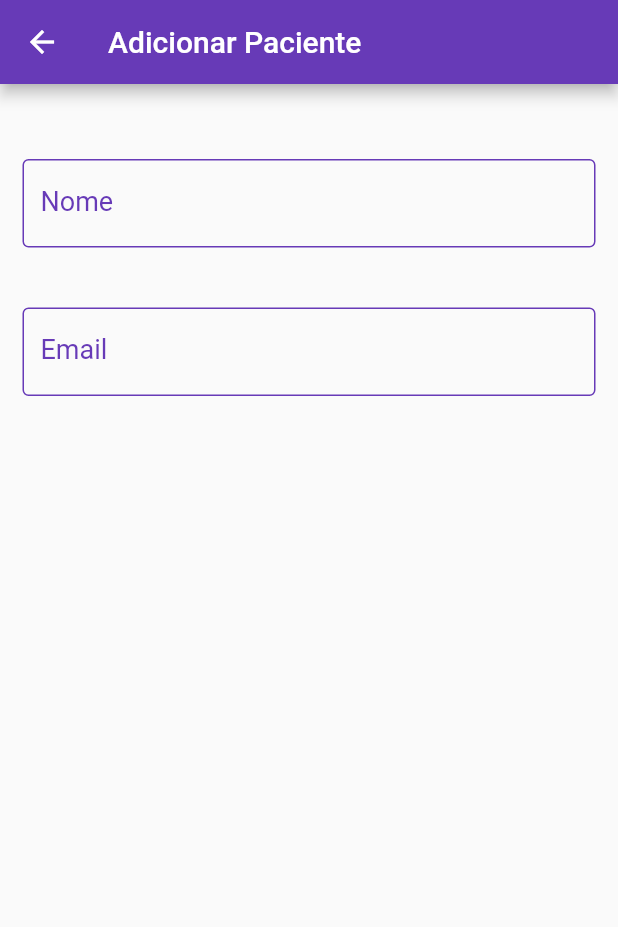
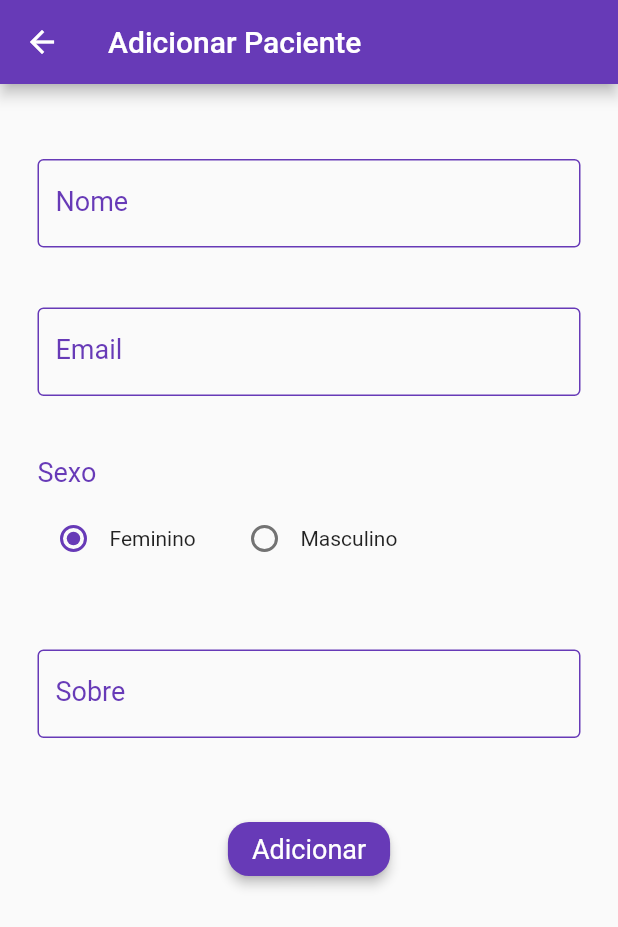
Before and after one commit to edmararocha/app_listagem, a Flutter app: the AddPage screen opened by its route, on a phone screen of 412 x 824 dp. Shown: the top 927 px of the screen. Run offline on Flutter 3.47's test engine with Material 2 defaults, Android fonts, the phone set to English and light mode, and no system bars.

Commit message:
final addPage interface

```diff
--- a/lib/src/views/add_page.dart
+++ b/lib/src/views/add_page.dart
@@ -1,6 +1,8 @@
 import 'package:flutter/material.dart';
 
 import '../components/customField.dart';
+
+enum Gender { feminino, masculino }
 
 class AddPage extends StatefulWidget {
   const AddPage({super.key});
@@ -10,8 +12,7 @@ class AddPage extends StatefulWidget {
 }
 
 class _AddPageState extends State<AddPage> {
-
-	int? _value = 1;
+  Gender? _humangender = Gender.feminino;
 
   @override
   Widget build(BuildContext context) {
@@ -21,42 +22,112 @@ class _AddPageState extends State<AddPage> {
         backgroundColor: Colors.deepPurple,
       ),
       // ignore: avoid_unnecessary_containers
-      body: Container(
+      body: SingleChildScrollView(
         child: Padding(
-          padding: const EdgeInsets.only(right: 15.0, left: 15.0, top: 50.0),
+          padding: const EdgeInsets.only(right: 25.0, left: 25.0, top: 50.0),
           child: Column(
             // ignore: prefer_const_literals_to_create_immutables
             children: [
-              const CustomField(labelText: 'Nome'),
+              const CustomField(
+                labelText: 'Nome',
+                type: TextInputType.name,
+              ),
               const SizedBox(
                 height: 40,
               ),
-              const CustomField(labelText: "Email"),
+              const CustomField(
+                labelText: "Email",
+                type: TextInputType.emailAddress,
+              ),
               const SizedBox(
-                height: 60,
+                height: 40,
               ),
-              // Row(
-              //   children: <Widget>[
-              //     for (int i = 1; i <= 2; i++)
-              //       ListTile(
-              //         title: Text(
-              //           'Radio $i',
-              //           style: Theme.of(context).textTheme.subtitle1?.copyWith(
-              //               color: i == 5 ? Colors.black38 : Colors.black),
-              //         ),
-              //         leading: Radio(
-              //           value: i,
-              //           groupValue: _value,
-              //           activeColor: Color(0xFF6200EE),
-              //           onChanged: (value) => {
-							// 						setState(() {
-							// 							_value = value as int?;
-							// 						})
-							// 					},
-              //         ),
-              //       ),
-              //   ],
-              // )
+              Column(
+                children: [
+                Container(
+                  alignment: Alignment.centerLeft,
+                  child: const Text(
+                    "Sexo",
+                    style: TextStyle(
+                        fontWeight: FontWeight.w400,
+                        color: Colors.deepPurple,
+                        fontSize: 18),
+                  ),
+                ),
+                const SizedBox(
+                  height: 10,
+                ),
+                Row(
+                  crossAxisAlignment: CrossAxisAlignment.start,
+                  children: [
+                    Expanded(
+                      flex: 1,
+                      child: Row(
+                        children: [
+                          Radio(
+                              activeColor: Colors.deepPurple,
+                              value: Gender.feminino,
+                              groupValue: _humangender,
+                              onChanged: (Gender? value) {
+                                setState(() {
+                                  _humangender = value;
+                                });
+                              }),
+                          const Expanded(
+                            child: Text('Feminino'),
+                          )
+                        ],
+                      ),
+                    ),
+                    const SizedBox(
+                      width: 10,
+                    ),
+                    Expanded(
+                      flex: 2,
+                      child: Row(
+                        children: [
+                          Radio(
+                              activeColor: Colors.deepPurple,
+                              value: Gender.masculino,
+                              groupValue: _humangender,
+                              onChanged: (Gender? value) {
+                                setState(() {
+                                  _humangender = value;
+                                });
+                              }),
+                          const Expanded(
+                            child: Text('Masculino'),
+                          )
+                        ],
+                      ),
+                    ),
+                  ],
+                ),
+              ]),
+              const SizedBox(
+                height: 50,
+              ),
+              const CustomField(
+                labelText: "Sobre",
+                type: TextInputType.text,
+              ),
+              const SizedBox(
+                height: 50,
+              ),
+              ElevatedButton(
+                onPressed: () => {},
+                style: ElevatedButton.styleFrom(
+                  backgroundColor: Colors.deepPurple,
+                  elevation: 3,
+                  shape: RoundedRectangleBorder(
+                    borderRadius: BorderRadius.circular(14),
+                  ),
+                ),
+                child: const Text(
+                  "Adicionar",
+                  style: TextStyle(fontSize: 18, fontWeight: FontWeight.normal),
+                ),
+              )
             ],
           ),
         ),
```
